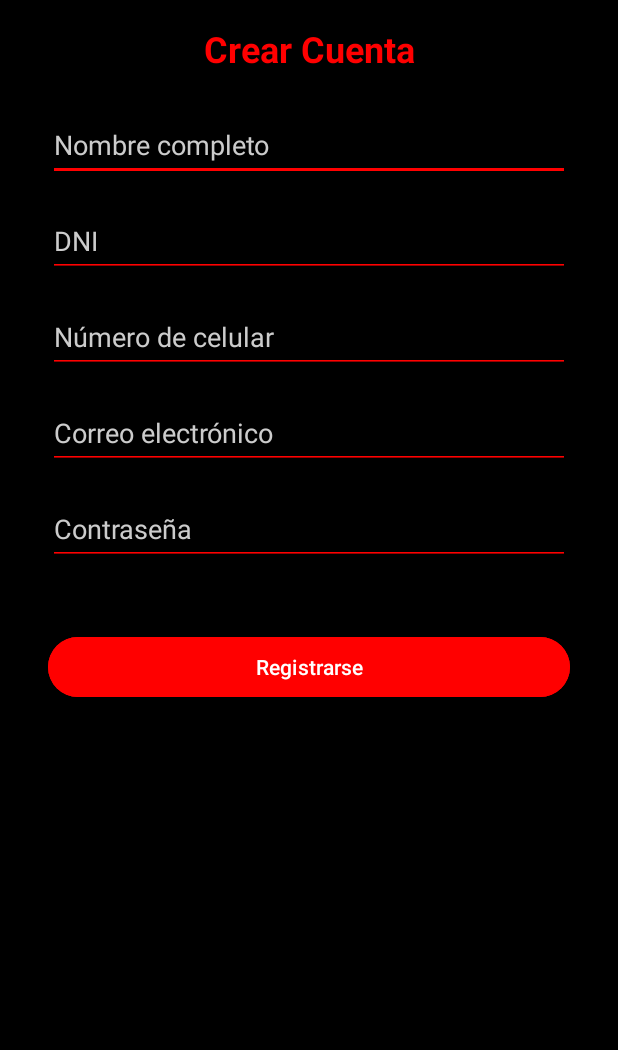
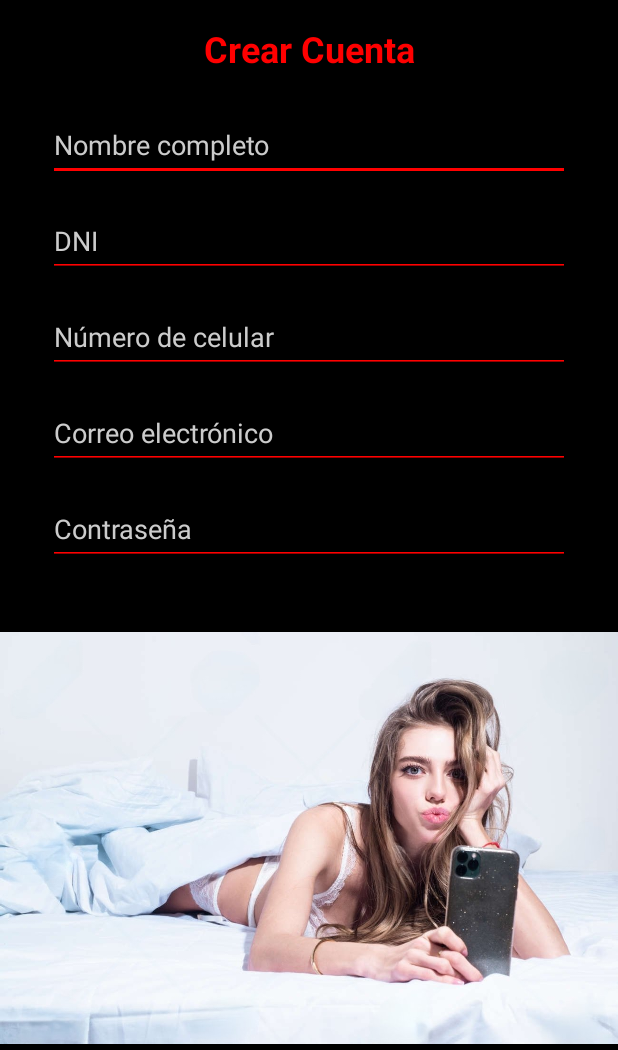
Before and after one commit to YanmirG/BuhoSuite, an Android app: the RegisterActivity screen opened directly, with no data from a screen before it, on a phone screen of 412 x 824 dp, the part 186-1236 px from its top. Run offline under Robolectric (Android 15) with nearby library versions, the phone set to English and light mode, and no system bars.

Commit message:
Update buho_register.xml

```diff
--- a/app/src/main/res/layout/buho_register.xml
+++ b/app/src/main/res/layout/buho_register.xml
@@ -135,6 +135,18 @@
         app:layout_constraintStart_toStartOf="parent"
         app:layout_constraintTop_toBottomOf="@id/etRegisterPassword" />
 
-
+    <ImageView
+        android:id="@+id/ivFooter"
+        android:layout_width="0dp"
+        android:layout_height="wrap_content"
+        android:layout_marginBottom="4dp"
+        android:adjustViewBounds="true"
+        android:contentDescription="Imagen decorativa inferior"
+        android:scaleType="fitCenter"
+        android:src="@drawable/woman"
+        app:layout_constraintBottom_toBottomOf="parent"
+        app:layout_constraintEnd_toEndOf="parent"
+        app:layout_constraintHorizontal_bias="0.0"
+        app:layout_constraintStart_toStartOf="parent" />
 
 </androidx.constraintlayout.widget.ConstraintLayout>
```
